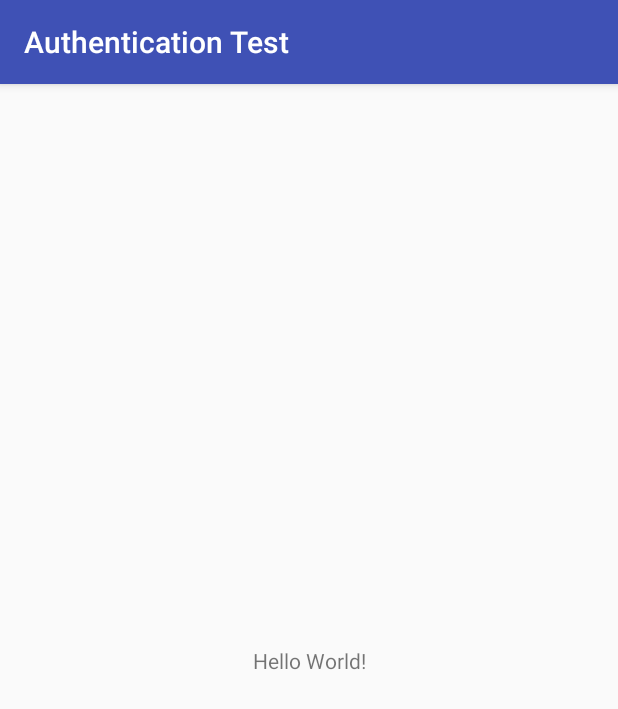
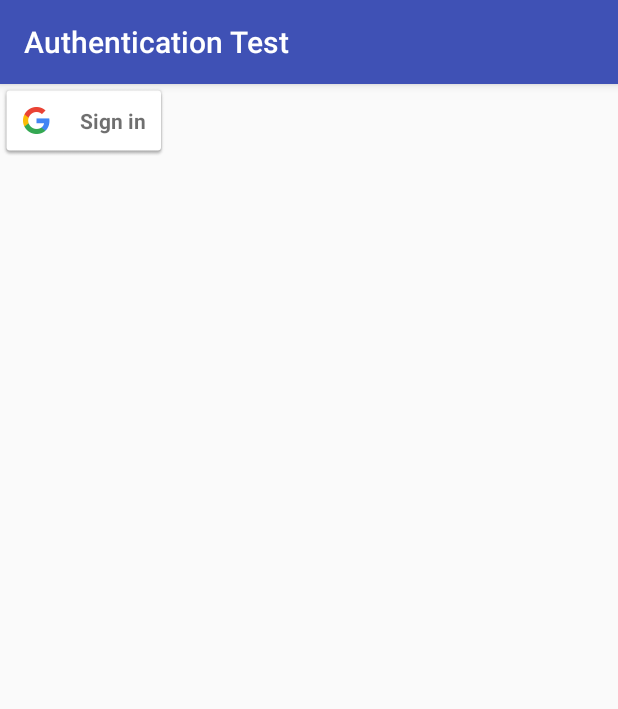
Before and after one commit to billycho/android-authentication, an Android app: the screen it shows after launch (MainActivity), on a phone screen of 412 x 824 dp. Shown: the top 709 px of the screen. Run offline under Robolectric (Android 15) with nearby library versions, the phone set to English and light mode, and no system bars.

Commit message:
basic google auth implemented

```diff
--- a/app/build.gradle
+++ b/app/build.gradle
@@ -25,4 +25,6 @@ dependencies {
     testImplementation 'junit:junit:4.12'
     androidTestImplementation 'com.android.support.test:runner:1.0.2'
     androidTestImplementation 'com.android.support.test.espresso:espresso-core:3.0.2'
+    compile 'com.google.android.gms:play-services-auth:15.0.1'
+
 }
--- a/app/src/main/java/com/qwerapps/authenticationtest/MainActivity.java
+++ b/app/src/main/java/com/qwerapps/authenticationtest/MainActivity.java
@@ -1,13 +1,81 @@
 package com.qwerapps.authenticationtest;
 
+import android.content.Intent;
 import android.support.v7.app.AppCompatActivity;
 import android.os.Bundle;
+import android.util.Log;
+import android.view.View;
 
-public class MainActivity extends AppCompatActivity {
+import com.google.android.gms.auth.api.signin.GoogleSignIn;
+import com.google.android.gms.auth.api.signin.GoogleSignInAccount;
+import com.google.android.gms.auth.api.signin.GoogleSignInClient;
+import com.google.android.gms.auth.api.signin.GoogleSignInOptions;
+import com.google.android.gms.common.SignInButton;
+import com.google.android.gms.common.api.ApiException;
+import com.google.android.gms.tasks.Task;
 
+public class MainActivity extends AppCompatActivity implements View.OnClickListener {
+
+    SignInButton signInButton;
+    GoogleSignInClient mGoogleSignInClient;
     @Override
     protected void onCreate(Bundle savedInstanceState) {
         super.onCreate(savedInstanceState);
         setContentView(R.layout.activity_main);
+
+        GoogleSignInOptions gso = new GoogleSignInOptions.Builder(GoogleSignInOptions.DEFAULT_SIGN_IN)
+                .requestEmail()
+                .build();
+
+        mGoogleSignInClient = GoogleSignIn.getClient(this, gso);
+
+
+        signInButton = (SignInButton) findViewById(R.id.sign_in_button);
+        signInButton.setSize(SignInButton.SIZE_STANDARD);
+        signInButton.setOnClickListener(this);
+    }
+
+
+    @Override
+    public void onClick(View view) {
+        switch (view.getId())
+        {
+            case R.id.sign_in_button:
+                signIn();
+                break;
+        }
+    }
+
+    private void signIn()
+    {
+        Intent signInIntent = mGoogleSignInClient.getSignInIntent();
+
+        startActivityForResult(signInIntent, 0);
+    }
+
+    @Override
+    public void onActivityResult(int requestCode, int resultCode, Intent data) {
+        super.onActivityResult(requestCode, resultCode, data);
+
+        // Result returned from launching the Intent from GoogleSignInClient.getSignInIntent(...);
+        if (requestCode == 0) {
+            // The Task returned from this call is always completed, no need to attach
+            // a listener.
+            Task<GoogleSignInAccount> task = GoogleSignIn.getSignedInAccountFromIntent(data);
+            handleSignInResult(task);
+        }
+    }
+
+    private void handleSignInResult(Task<GoogleSignInAccount> completedTask) {
+        try {
+            GoogleSignInAccount account = completedTask.getResult(ApiException.class);
+            Log.d("asdaxxx", account.getDisplayName());
+            // Signed in successfully, show authenticated UI.
+            ;
+        } catch (ApiException e) {
+            // The ApiException status code indicates the detailed failure reason.
+            // Please refer to the GoogleSignInStatusCodes class reference for more information.
+            Log.w("asdaxxx", "signInResult:failed code=" + e.getStatusCode());
+        }
     }
 }
--- a/app/src/main/res/layout/activity_main.xml
+++ b/app/src/main/res/layout/activity_main.xml
@@ -6,13 +6,10 @@
     android:layout_height="match_parent"
     tools:context="com.qwerapps.authenticationtest.MainActivity">
 
-    <TextView
+    <com.google.android.gms.common.SignInButton
+        android:id="@+id/sign_in_button"
         android:layout_width="wrap_content"
         android:layout_height="wrap_content"
-        android:text="Hello World!"
-        app:layout_constraintBottom_toBottomOf="parent"
-        app:layout_constraintLeft_toLeftOf="parent"
-        app:layout_constraintRight_toRightOf="parent"
-        app:layout_constraintTop_toTopOf="parent" />
+        />
 
 </android.support.constraint.ConstraintLayout>
```
